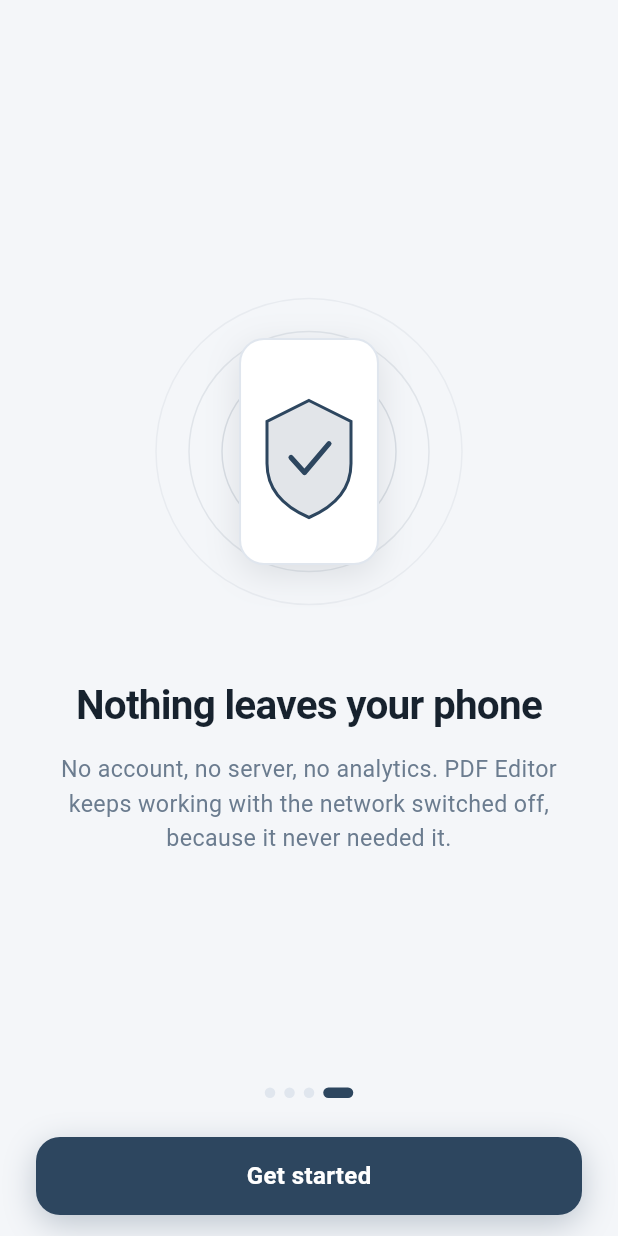
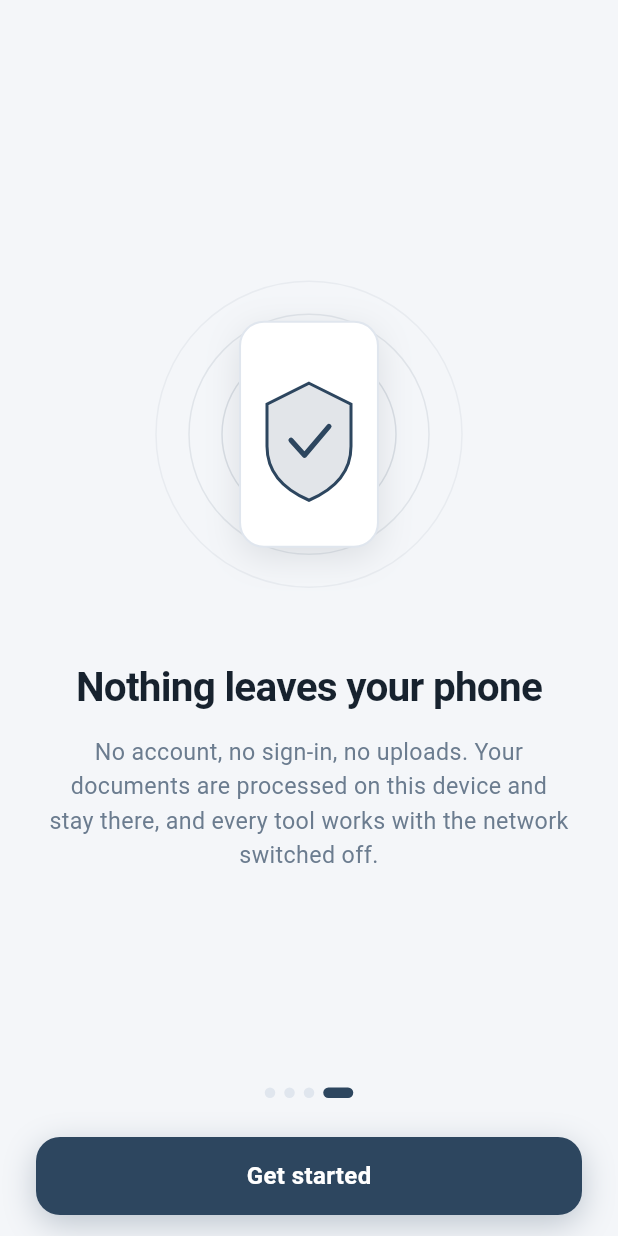
Before and after one commit to konansul/pdf-editor, a Flutter app: the screen it shows after launch, swiped to page 4, on a phone screen of 412 x 824 dp. Run offline on Flutter 3.47's test engine with Material 3 defaults, Android fonts, the phone set to English and light mode, and no system bars; our stand-ins replace file_picker, firebase_analytics, firebase_core, flutter_riverpod, image_picker, pdf and 5 more; missing offline and left inert: cunning_document_scanner, pdf_combiner, pdf_manipulator, pdfx; accounts and stored records are empty.

Commit message:
Count anonymous usage with Firebase Analytics
Screen views plus a handful of events: a tool was opened, a document was added,
an export finished, onboarding ended, the camera prompt was answered. File names
and contents are never part of an event. The wrapper survives a missing config,
so the app still runs if Firebase cannot start.

Settings and onboarding no longer claim the app works entirely offline, because
it no longer does.

```diff
--- a/lib/main.dart
+++ b/lib/main.dart
@@ -2,11 +2,14 @@ import 'package:flutter/material.dart';
 import 'package:flutter_riverpod/flutter_riverpod.dart';
 
 import 'providers.dart';
+import 'services/analytics_service.dart';
 import 'screens/onboarding_screen.dart';
 import 'screens/root_screen.dart';
 import 'ui/theme.dart';
 
-void main() {
+void main() async {
+  WidgetsFlutterBinding.ensureInitialized();
+  await AnalyticsService.instance.start();
   runApp(const ProviderScope(child: PdfEditorApp()));
 }
 
@@ -30,6 +33,10 @@ class PdfEditorApp extends ConsumerWidget {
           child: child ?? const SizedBox.shrink(),
         );
       },
+      navigatorObservers: [
+        if (AnalyticsService.instance.observer != null)
+          AnalyticsService.instance.observer!,
+      ],
       home: const _Entry(),
     );
   }
--- a/lib/screens/documents_screen.dart
+++ b/lib/screens/documents_screen.dart
@@ -8,6 +8,7 @@ import 'package:image_picker/image_picker.dart';
 import '../models/document.dart';
 import '../models/folder.dart';
 import '../providers.dart';
+import '../services/analytics_service.dart';
 import '../services/scanner_service.dart';
 import '../ui/components.dart';
 import '../ui/motion.dart';
@@ -380,9 +381,12 @@ class _LibraryScreenState extends ConsumerState<LibraryScreen> {
     setState(() => _busy = true);
     try {
       await ref.read(libraryProvider.notifier).scan(folderId: _folderId);
+      await AnalyticsService.instance.documentAdded('camera', 1);
+      await AnalyticsService.instance.permissionAnswered('camera', true);
     } on ScannerCancelled {
       return;
     } on ScannerPermissionBlocked {
+      await AnalyticsService.instance.permissionAnswered('camera', false);
       await _offerSettings();
     } on ScannerPermissionDenied {
       await _report(
--- a/lib/screens/onboarding_screen.dart
+++ b/lib/screens/onboarding_screen.dart
@@ -2,6 +2,7 @@ import 'package:flutter/material.dart';
 import 'package:flutter_riverpod/flutter_riverpod.dart';
 
 import '../providers.dart';
+import '../services/analytics_service.dart';
 import '../ui/components.dart';
 import '../ui/illustrations.dart';
 import '../ui/motion.dart';
@@ -37,8 +38,8 @@ const _pages = [
   _Page(
     art: PrivacyArt(),
     title: 'Nothing leaves your phone',
-    detail: 'No account, no server, no analytics. PDF Editor keeps working with the '
-        'network switched off, because it never needed it.',
+    detail: 'No account, no sign-in, no uploads. Your documents are processed on this '
+        'device and stay there, and every tool works with the network switched off.',
   ),
 ];
 
@@ -144,7 +145,10 @@ class _OnboardingScreenState extends ConsumerState<OnboardingScreen> {
     );
   }
 
-  void _finish() => ref.read(onboardingProvider.notifier).complete();
+  void _finish() {
+    AnalyticsService.instance.onboardingFinished(_index);
+    ref.read(onboardingProvider.notifier).complete();
+  }
 }
 
 class _PageView extends StatelessWidget {
--- a/lib/screens/settings_screen.dart
+++ b/lib/screens/settings_screen.dart
@@ -76,8 +76,10 @@ class SettingsScreen extends ConsumerWidget {
           Padding(
             padding: const EdgeInsets.fromLTRB(20, 22, 20, 0),
             child: Text(
-              'PDF Editor works entirely offline. Nothing you scan or import leaves this device, '
-              'there is no account to create, and no analytics follow you around.',
+              'Your documents stay on this device. Scans and imports are never uploaded, '
+              'and there is no account to create. The app counts anonymous usage, such as '
+              'which tools are opened, to see what needs work. File names and contents are '
+              'never part of that.',
               style: TextStyle(fontSize: 13, height: 1.45, color: colors.muted),
             ),
           ),
--- /dev/null
+++ b/lib/services/analytics_service.dart
@@ -0,0 +1,55 @@
+import 'package:firebase_analytics/firebase_analytics.dart';
+import 'package:firebase_core/firebase_core.dart';
+import 'package:flutter/foundation.dart';
+
+class AnalyticsService {
+  AnalyticsService._();
+
+  static final AnalyticsService instance = AnalyticsService._();
+
+  FirebaseAnalytics? _analytics;
+
+  bool get isReady => _analytics != null;
+
+  Future<void> start() async {
+    try {
+      await Firebase.initializeApp();
+      _analytics = FirebaseAnalytics.instance;
+    } catch (error) {
+      debugPrint('Analytics unavailable: $error');
+    }
+  }
+
+  FirebaseAnalyticsObserver? get observer {
+    final analytics = _analytics;
+    return analytics == null ? null : FirebaseAnalyticsObserver(analytics: analytics);
+  }
+
+  Future<void> screen(String name) async {
+    await _analytics?.logScreenView(screenName: name);
+  }
+
+  Future<void> documentAdded(String source, int pages) async {
+    await _log('document_added', {'source': source, 'pages': pages});
+  }
+
+  Future<void> toolUsed(String tool) async {
+    await _log('tool_used', {'tool': tool});
+  }
+
+  Future<void> exported(String format) async {
+    await _log('document_exported', {'format': format});
+  }
+
+  Future<void> onboardingFinished(int page) async {
+    await _log('onboarding_finished', {'last_page': page});
+  }
+
+  Future<void> permissionAnswered(String kind, bool granted) async {
+    await _log('permission_answered', {'kind': kind, 'granted': granted});
+  }
+
+  Future<void> _log(String name, Map<String, Object> params) async {
+    await _analytics?.logEvent(name: name, parameters: params);
+  }
+}
--- a/pubspec.yaml
+++ b/pubspec.yaml
@@ -54,6 +54,8 @@ dependencies:
   share_plus: ^12.0.2
   archive: ^4.0.9
   image: ^4.9.1
+  firebase_core: ^4.13.0
+  firebase_analytics: ^12.4.6
 
 dev_dependencies:
   flutter_test:
```
Also changed, not shown: pubspec.lock, 3 other files.
